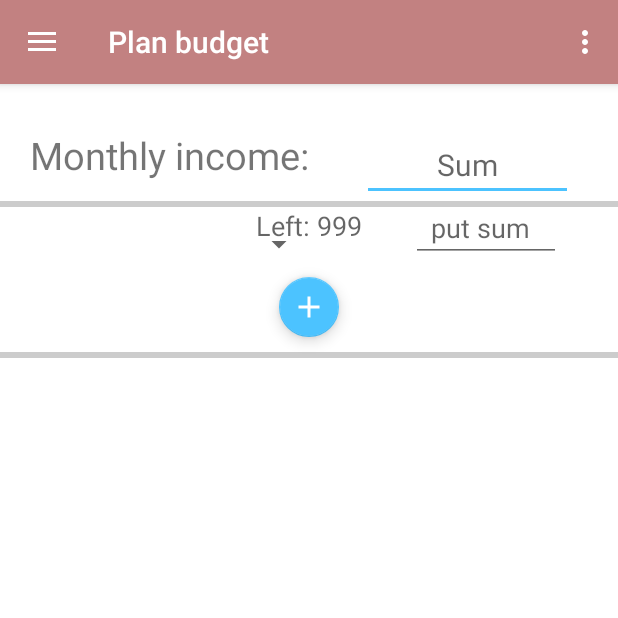
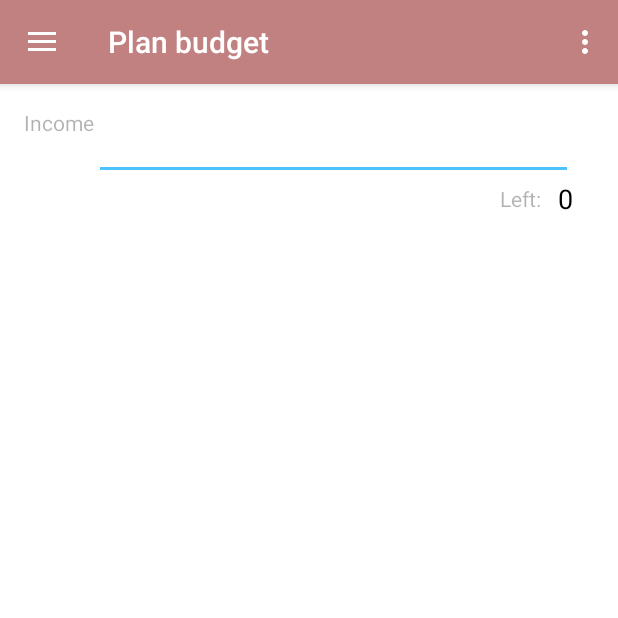
Before and after one commit to Geronimo-GG/FineFinRepo-master, an Android app: the screen it shows after launch (NewMain), in the side drawer, after a tap on "Plan budget", on a phone screen of 412 x 824 dp, the top half of it. Run offline under Robolectric (Android 15) with nearby library versions, the phone set to English and light mode, and no system bars; libraries missing offline, so code that uses them is left out: com.github.mikephil.charting, io.realm; 15 statements that could not run were skipped.

Commit message:
Plan budget UI

```diff
--- a/app/src/main/java/dariabeliaeva/diploma/com/finefin/BudgetFragment.java
+++ b/app/src/main/java/dariabeliaeva/diploma/com/finefin/BudgetFragment.java
@@ -2,9 +2,11 @@ package dariabeliaeva.diploma.com.finefin;
 
 
 import android.app.Fragment;
+import android.content.DialogInterface;
 import android.os.Bundle;
 
 import android.support.design.widget.FloatingActionButton;
+import android.support.v7.app.AlertDialog;
 import android.support.v7.widget.LinearLayoutManager;
 import android.support.v7.widget.RecyclerView;
 import android.text.Editable;
@@ -13,6 +15,7 @@ import android.view.LayoutInflater;
 import android.view.View;
 import android.view.ViewGroup;
 import android.widget.EditText;
+import android.widget.LinearLayout;
 import android.widget.Spinner;
 import android.widget.SpinnerAdapter;
 import android.widget.TextView;
@@ -20,6 +23,7 @@ import android.widget.TextView;
 import java.util.ArrayList;
 import java.util.Collections;
 
+import dariabeliaeva.diploma.com.finefin.adapter.BudgetAdapter;
 import dariabeliaeva.diploma.com.finefin.adapter.CategoriesAdapter;
 import dariabeliaeva.diploma.com.finefin.adapter.CustomSpinnerAdapter;
 import dariabeliaeva.diploma.com.finefin.data_models.Budget;
@@ -36,15 +40,15 @@ import io.realm.RealmList;
 public class BudgetFragment extends Fragment {
 
 
-    CategoriesAdapter categoriesAdapter;
+    BudgetAdapter categoriesAdapter;
     CustomSpinnerAdapter spinnerAdapter;
     RecyclerView categoriesList;
     View rootView;
     TextView tvLeftIncome;
-    EditText etMonthlyIncome, etCatPrice;
+    EditText etMonthlyIncome;
     FloatingActionButton fabAdd;
     float monthlyIncome;
-    Spinner catsSpinner;
+//    Spinner catsSpinner;
     Realm realm;
 
 
@@ -59,9 +63,10 @@ public class BudgetFragment extends Fragment {
         rootView = inflater.inflate(R.layout.fragment_budget, container, false);
         realm = Realm.getDefaultInstance();
         findViewsById();
+        if (etMonthlyIncome.length() == 0)fabAdd.hide();
         setUiListeners();
 
-        categoriesAdapter = new CategoriesAdapter(getActivity());
+        categoriesAdapter = new BudgetAdapter(getActivity());
         categoriesList.setLayoutManager(new LinearLayoutManager(getActivity()));
         categoriesList.setAdapter(categoriesAdapter);
 
@@ -77,7 +82,6 @@ public class BudgetFragment extends Fragment {
         }
 
         spinnerAdapter = new CustomSpinnerAdapter(getActivity(), categoriesNames);
-        catsSpinner.setAdapter(spinnerAdapter);
         return rootView;
     }
 
@@ -85,10 +89,8 @@ public class BudgetFragment extends Fragment {
         fabAdd.setOnClickListener(new View.OnClickListener() {
             @Override
             public void onClick(View view) {
-                if (etMonthlyIncome.length() > 0 && etCatPrice.length() > 0){
-                    addNewCategory(Float.parseFloat(etCatPrice.getText().toString()));
-                    updateIncome();
-                }
+                showAdditionDialog();
+
             }
         });
 
@@ -101,6 +103,8 @@ public class BudgetFragment extends Fragment {
             @Override
             public void onTextChanged(CharSequence charSequence, int i, int i1, int i2) {
                 try{
+                    if (charSequence.length() > 0) fabAdd.show();
+                    else fabAdd.hide();
                     setMonthlyIncome(Float.parseFloat(charSequence.toString()));
                     updateIncome();
                 }
@@ -116,12 +120,49 @@ public class BudgetFragment extends Fragment {
         });
     }
 
+    private void showAdditionDialog() {
+        final Spinner catsSpinner = new Spinner(getActivity());
+        final EditText etCatPrice = new EditText(getActivity());
+        etCatPrice.setLayoutParams(new LinearLayout.LayoutParams(ViewGroup.LayoutParams.MATCH_PARENT, ViewGroup.LayoutParams.WRAP_CONTENT));
+        catsSpinner.setAdapter(spinnerAdapter);
+
+        LinearLayout linearLayout = new LinearLayout(getActivity());
+        linearLayout.addView(etCatPrice);
+        linearLayout.addView(catsSpinner);
+        linearLayout.setOrientation(LinearLayout.VERTICAL);
+
+
+        AlertDialog.Builder b = new AlertDialog.Builder(getActivity());
+        b.setView(linearLayout);
+        b.setPositiveButton("ADD", new DialogInterface.OnClickListener() {
+            @Override
+            public void onClick(DialogInterface dialogInterface, int i) {
+                if (etMonthlyIncome.length() > 0 && etCatPrice.length() > 0){
+                    addNewCategory(Float.parseFloat(etCatPrice.getText().toString()), catsSpinner.getSelectedItem().toString());
+                    updateIncome();
+                }
+            }
+        });
+        b.setNegativeButton("CANCEL", new DialogInterface.OnClickListener() {
+            @Override
+            public void onClick(DialogInterface dialogInterface, int i) {
+                dialogInterface.dismiss();
+            }
+        });
+
+
+        b.show();
+
+
+
+    }
+
     private void findViewsById() {
         categoriesList = (RecyclerView) rootView.findViewById(R.id.fin_list);
         etMonthlyIncome = (EditText) rootView.findViewById(R.id.monthly_incomes);
-        etCatPrice = (EditText) rootView.findViewById(R.id.cat_sum);
+//        etCatPrice = (EditText) rootView.findViewById(R.id.cat_sum);
         fabAdd = (FloatingActionButton) rootView.findViewById(R.id.fab);
-        catsSpinner = (Spinner) rootView.findViewById(R.id.planets_spinner);
+//        catsSpinner = (Spinner) rootView.findViewById(R.id.planets_spinner);
         tvLeftIncome = (TextView) rootView.findViewById(R.id.tvIncomeLeft);
     }
 
@@ -141,8 +182,8 @@ public class BudgetFragment extends Fragment {
         monthlyIncome = income;
     }
 
-    private void addNewCategory(float price){
-        categoriesAdapter.add(catsSpinner.getSelectedItem().toString(), price + "");
+    private void addNewCategory(float price, String catName){
+        categoriesAdapter.add(catName, price + "");
 
     }
 
--- /dev/null
+++ b/app/src/main/java/dariabeliaeva/diploma/com/finefin/adapter/BudgetAdapter.java
@@ -0,0 +1,112 @@
+package dariabeliaeva.diploma.com.finefin.adapter;
+
+import android.content.Context;
+import android.support.v7.widget.RecyclerView;
+import android.view.LayoutInflater;
+import android.view.View;
+import android.view.ViewGroup;
+import android.widget.ImageView;
+import android.widget.TextView;
+
+import java.util.ArrayList;
+import java.util.HashMap;
+import java.util.Map;
+
+import dariabeliaeva.diploma.com.finefin.R;
+
+/**
+ * Created by andrew on 11.02.16.
+ */
+public class BudgetAdapter extends RecyclerView.Adapter<RecyclerView.ViewHolder> {
+
+    private static final int EMPTY_VIEW = 1;
+    private static final int DEFAULT_VIEW = 2;
+
+    private Map<String, String> categories = new HashMap<>();
+    private int[] colors;
+    private Context context;
+
+    public BudgetAdapter(Context context) {
+        this.context = context;
+    }
+
+    @Override
+    public int getItemViewType(int position) {
+        if (categories.isEmpty()) {
+            return EMPTY_VIEW;
+        } else {
+            return DEFAULT_VIEW;
+        }
+    }
+
+    public Map<String, String> getCategories() {
+        return categories;
+    }
+
+    @Override
+    public RecyclerView.ViewHolder onCreateViewHolder(ViewGroup parent, int viewType) {
+        View view;
+        switch (viewType){
+            case EMPTY_VIEW:
+                view = LayoutInflater.from(parent.getContext()).inflate(R.layout.list_empty_view, parent, false);
+                return new EmptyViewHolder(view);
+            case DEFAULT_VIEW:
+                view = LayoutInflater.from(parent.getContext()).inflate(R.layout.item_budget, parent, false);
+                return new CategoriesViewHolder(view);
+            default:
+                view = LayoutInflater.from(parent.getContext()).inflate(R.layout.item_budget, parent, false);
+                return new CategoriesViewHolder(view);
+        }
+    }
+
+    @Override
+    public void onBindViewHolder(RecyclerView.ViewHolder holder, int position) {
+        if (holder instanceof CategoriesViewHolder){
+            setupItemView((CategoriesViewHolder) holder, position);
+        }
+    }
+
+    @Override
+    public int getItemCount() {
+        return categories.size() > 0 ? categories.size() : 1;
+    }
+
+    private void setupItemView(CategoriesViewHolder holder, int position) {
+        ArrayList<String> keys = new ArrayList<>(categories.keySet());
+        holder.tvCatName.setText(keys.get(position));
+        holder.tvCatTotalPrice.setText(categories.get(keys.get(position)) + "$");
+    }
+
+    public void setCategories(Map<String, String> categories) {
+        this.categories = categories;
+        notifyDataSetChanged();
+    }
+
+    public void setColors(int[] colors){
+        this.colors = colors;
+
+    }
+
+    public void add(String catName, String catPrice){
+        categories.put(catName, catPrice);
+        notifyDataSetChanged();
+    }
+
+    static class CategoriesViewHolder extends RecyclerView.ViewHolder{
+        private TextView tvCatName, tvCatTotalPrice;
+
+        public CategoriesViewHolder(View itemView) {
+            super(itemView);
+            tvCatName = (TextView) itemView.findViewById(R.id.tvCatName);
+            tvCatTotalPrice = (TextView) itemView.findViewById(R.id.tvCatTotalPrice);
+
+        }
+    }
+
+    static class EmptyViewHolder extends RecyclerView.ViewHolder{
+
+        public EmptyViewHolder(View itemView) {
+            super(itemView);
+        }
+    }
+}
--- a/app/src/main/res/layout/fragment_budget.xml
+++ b/app/src/main/res/layout/fragment_budget.xml
@@ -7,14 +7,13 @@
     android:background="#FFFFFF">
 
    <TextView
-       android:layout_width="match_parent"
+       android:layout_width="wrap_content"
        android:layout_height="wrap_content"
-       android:layout_marginTop="30dp"
-       android:layout_marginLeft="20dp"
-       android:text="Monthly income:"
-       android:textSize="25dp"
+       android:text="Income"
        android:id="@+id/textView2"
-       android:layout_alignEnd="@+id/tvIncomeLeft" />
+       android:layout_marginLeft="16dp"
+       android:layout_marginTop="16dp"
+       android:textColor="#4d000000" />
 
     <EditText
         android:layout_width="120dp"
@@ -22,77 +21,51 @@
         android:inputType="numberSigned"
         android:layout_marginRight="30dp"
         android:textSize="20dp"
-        android:hint="Sum"
-        android:gravity="center"
         android:id="@+id/monthly_incomes"
         android:layout_alignTop="@+id/textView2"
         android:layout_toRightOf="@+id/textView2"
-        android:layout_alignParentEnd="true" />
-
-    <View
-        android:layout_width="match_parent"
-        android:layout_height="4dp"
-        android:layout_gravity="center"
-        android:background="#ccc"
-        android:layout_below="@+id/monthly_incomes"
-        android:layout_alignParentStart="true"
-        android:id="@+id/view2" />
+        android:layout_alignParentEnd="true"
+        android:gravity="left" />
 
 
-    <Spinner
-        android:id="@+id/planets_spinner"
-        android:layout_width="200dp"
-        android:layout_height="wrap_content"
-        android:layout_marginTop="30dp"
-        android:layout_marginLeft="10dp"
-        android:layout_below="@+id/textView2" />
-
-    <EditText
-        android:layout_width="100dp"
-        android:layout_height="wrap_content"
-        android:inputType="numberSigned"
-        android:layout_marginRight="8dp"
-        android:id="@+id/cat_sum"
-        android:hint="  put sum"
-        android:layout_alignBottom="@+id/planets_spinner"
-        android:layout_alignEnd="@+id/monthly_incomes" />
-
-    <android.support.design.widget.FloatingActionButton
-        android:id="@+id/fab"
-        android:layout_width="wrap_content"
-        android:layout_height="wrap_content"
-        android:layout_marginTop="10dp"
-        android:src="@drawable/ic_add_white_24dp"
-        android:layout_marginLeft="@dimen/activity_horizontal_margin"
-        android:layout_marginRight="@dimen/activity_horizontal_margin"
-        android:layout_below="@+id/cat_sum"
-        app:fabSize="mini"
-        android:layout_centerHorizontal="true" />
-
-    <View
+ <android.support.v7.widget.RecyclerView
         android:layout_width="match_parent"
-        android:layout_height="4dp"
-        android:layout_gravity="center"
-        android:background="#ccc"
-        android:layout_below="@+id/fab"
-        android:layout_marginTop="10dp"
-        android:layout_centerHorizontal="true"
-        android:id="@+id/view" />
-
-    <android.support.v7.widget.RecyclerView
-        android:layout_width="match_parent"
-        android:layout_height="wrap_content"
+        android:layout_height="match_parent"
         android:id="@+id/fin_list"
-        android:layout_below="@+id/view"
-        android:layout_alignParentStart="true" />
+        android:layout_alignParentStart="true"
+     android:layout_below="@+id/textView12"
+     android:layout_marginTop="16dp" />
 
  <TextView
      android:layout_width="wrap_content"
      android:layout_height="wrap_content"
      android:textAppearance="?android:attr/textAppearanceMedium"
-     android:text="Left: 999"
+     android:text="0"
      android:id="@+id/tvIncomeLeft"
-     android:layout_below="@+id/view2"
-     android:layout_centerHorizontal="true" />
+     android:layout_alignEnd="@+id/monthly_incomes"
+     android:layout_below="@+id/monthly_incomes"
+     android:textColor="#000000" />
+
+ <TextView
+     android:layout_width="wrap_content"
+     android:layout_height="wrap_content"
+     android:textAppearance="?android:attr/textAppearanceSmall"
+     android:text="Left: "
+     android:id="@+id/textView12"
+     android:layout_toStartOf="@+id/tvIncomeLeft"
+     android:layout_alignTop="@+id/tvIncomeLeft"
+     android:layout_alignBottom="@+id/tvIncomeLeft"
+     android:gravity="center"
+     android:layout_marginRight="8dp"
+     android:textColor="#4d000000" />
+
+ <android.support.design.widget.FloatingActionButton
+     android:id="@+id/fab"
+     android:layout_width="wrap_content"
+     android:layout_height="wrap_content"
+     android:src="@drawable/ic_add_white_24dp"
+     android:layout_alignParentBottom="true"
+     android:layout_centerHorizontal="true"
+     android:layout_marginBottom="16dp" />
 
 </RelativeLayout>
```
Also changed, not shown: app/src/main/res/layout/item_budget.xml (added, +36 -0 lines).
